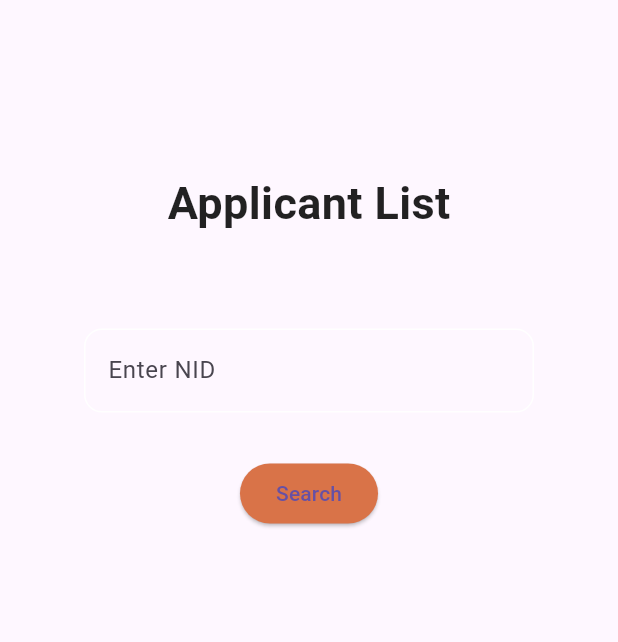
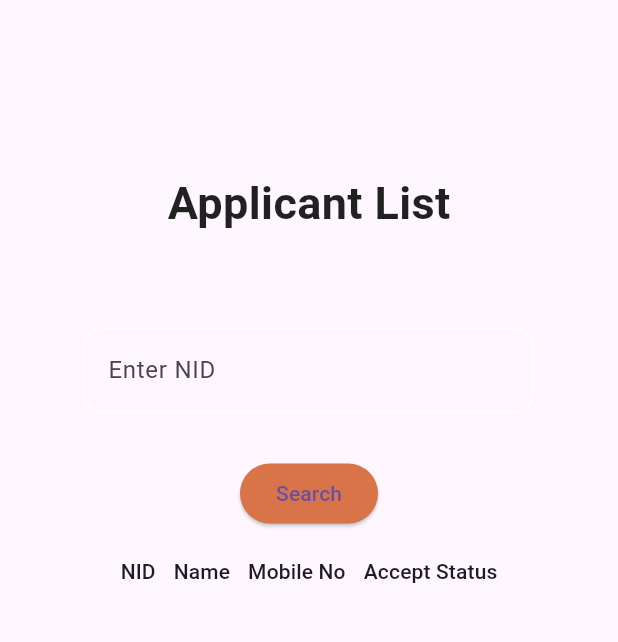
Before and after one commit to Taseen23/Applications_Managment_System, a Flutter app: the FinalSelection screen opened by its route, after a tap on "Search", on a phone screen of 412 x 824 dp, the part 63-705 px from its top. Run offline on Flutter 3.47's test engine with Material 3 defaults, Android fonts, the light colour scheme and no system bars; our stand-ins replace carousel_slider, cloud_firestore, firebase_auth, firebase_core, firebase_storage, get and 1 more; accounts and stored records are empty; network calls fail.

Commit message:
Applicant Design

```diff
--- a/lib/dashboard_screen.dart
+++ b/lib/dashboard_screen.dart
@@ -10,7 +10,7 @@ class DashboardScreen extends StatelessWidget {
       'assists/images/image1.jpg',
       'assists/images/image2.jpg',
       'assists/images/image3.jpg',
-      // Add more image asset paths as needed
+
     ];
     Map<String, double> dataMap = {
       "ইউনিয়ন": 400,
@@ -76,7 +76,7 @@ class DashboardScreen extends StatelessWidget {
                         child: Image.asset(
                             "assists/images/govlogo.png",
                             width: 75,
-                            height: 60,
+                            height: 65,
                             fit:BoxFit.fill)),
                     const SizedBox(
                       width: 15,
@@ -91,6 +91,7 @@ class DashboardScreen extends StatelessWidget {
                     const SizedBox(
                       width: 15,
                     ),
+                    Text(""),
 
 
                   ]
--- a/lib/database.dart
+++ b/lib/database.dart
@@ -4,11 +4,12 @@ import 'package:firebase_storage/firebase_storage.dart';
 import 'package:flutter/cupertino.dart';
 
 class DatabaseMetgods {
+  String selectedOption = 'Accept';
   FirebaseAuth auth = FirebaseAuth.instance;
   DocumentSnapshot? myDocument;
   //String? downloadURL;
 
-  Future addUserDetails(Map<String, dynamic> userinfoMap) async {
+  Future addApplicantDetails(Map<String, dynamic> userinfoMap) async {
     return await FirebaseFirestore.instance
         .collection("Applicant")
         .doc()
@@ -39,8 +40,17 @@ class DatabaseMetgods {
           myDocument = event;
     });
   }
-
-
-
-
+  void _storeDataToBeneficiaryTable(Map<String, dynamic> applicantData) {
+    // Store the selected applicant data in the "Beneficiary" table
+    FirebaseFirestore.instance.collection('Beneficiary').add({
+      'NID': applicantData['NID'],
+      'Name': applicantData['Name'],
+      'AcceptStatus': selectedOption,
+    }).then((value) {
+      // Perform any additional actions after storing data if needed
+      print('Data stored successfully in Beneficiary table');
+    }).catchError((error) {
+      print('Error storing data in Beneficiary table: $error');
+    });
+  }
 }
--- a/lib/userpages/application.dart
+++ b/lib/userpages/application.dart
@@ -36,7 +36,7 @@ class _ApplicationState extends State<Application> {
  */
 
 
-  uploaduserinfo() async {
+  addApplicantDetails() async {
     Map<String, dynamic> uploaduserinfo = {
       "NID": nidController.text.trim(),
       "Date Of Birth": dobController.text.trim(),
@@ -66,7 +66,7 @@ class _ApplicationState extends State<Application> {
       "Account Name": accountnameController.text,
       "Account No": accountnoController.text,
     };
-    await DatabaseMetgods().addUserDetails(uploaduserinfo);
+    await DatabaseMetgods().addApplicantDetails(uploaduserinfo);
   }
 
   TextEditingController nidController = TextEditingController();
@@ -661,7 +661,7 @@ class _ApplicationState extends State<Application> {
                   alignment: Alignment.center,
                   child: ElevatedButton(
                     onPressed: () {
-                      uploaduserinfo();
+                      addApplicantDetails();
                       showDialog(context: context, builder: (context) {
                         return AlertDialog(
                           title: Text(
--- a/lib/userpages/final_selection.dart
+++ b/lib/userpages/final_selection.dart
@@ -1,7 +1,32 @@
+import 'package:cloud_firestore/cloud_firestore.dart';
 import 'package:flutter/material.dart';
 
-class FinalSelection extends StatelessWidget {
+class FinalSelection extends StatefulWidget {
 
+
+  @override
+  State<FinalSelection> createState() => _FinalSelectionState();
+}
+
+class _FinalSelectionState extends State<FinalSelection> {
+  TextEditingController _nidController = TextEditingController();
+  Query? _query;
+  late FirebaseFirestore _firestore;
+  late CollectionReference _usersCollection;
+
+  @override
+  void initState() {
+    super.initState();
+    _firestore = FirebaseFirestore.instance;
+    _usersCollection = _firestore.collection('Applicant');
+    //_updateQuery();
+    _query = _usersCollection.orderBy('nid');
+  }
+  void _updateQuery() {
+    setState(() {
+      _query = _usersCollection.where('NID', isEqualTo: _nidController.text).limit(1);
+    });
+  }
 
   @override
   Widget build(BuildContext context) {
@@ -58,7 +83,7 @@ class FinalSelection extends StatelessWidget {
                           child: TextFormField
                           //Padding(padding: Size.fromWidth(20), Size.fromHeight(30),
                             (
-                            // controller: _firstnameController,
+                             controller: _nidController,
                             decoration: InputDecoration(
                               enabledBorder: OutlineInputBorder(
                                   borderSide: BorderSide(color: Colors.white),
@@ -78,6 +103,7 @@ class FinalSelection extends StatelessWidget {
 
                           child: ElevatedButton(
                             onPressed: () {
+                              _updateQuery();
                               //     searchApplicant(textController.text);
                               /*
 
@@ -99,6 +125,55 @@ class FinalSelection extends StatelessWidget {
                             ),
 
                           ),
+
+                        ),
+                        if(_query!=null)
+                        StreamBuilder(
+
+                          stream: _query!.snapshots(),
+                          builder: (context, AsyncSnapshot<QuerySnapshot> snapshot) {
+                            if (snapshot.connectionState == ConnectionState.waiting) {
+                              return CircularProgressIndicator();
+                            } else if (snapshot.hasError) {
+                              return Text('Error: ${snapshot.error}');
+                            } else {
+                              List<DataRow> rows = snapshot.data!.docs.map((DocumentSnapshot document) {
+                                Map<String, dynamic> data = document.data() as Map<String, dynamic>;
+
+                                return DataRow(
+                                  cells: [
+                                    DataCell(Text(data['NID'])),
+                                    DataCell(Text(data['Name'])),
+                                //    DataCell(Text(data['Payment Mode'])),
+                                    DataCell(Text(data['Mobile No'])),
+                                    DataCell(
+                                      ElevatedButton(
+                                        onPressed: () {
+                                          // Handle accept status button click
+                                          // You can add your logic to update the accept status here
+                                        },
+                                        child: Text('Accept'),
+                                      ),
+                                    ),
+                                  ],
+                                );
+                              }).toList();
+
+                              return DataTable(
+                                columns: [
+
+
+                                  DataColumn(label: Text('NID')),
+                                  DataColumn(label: Text('Name')),
+                                //  DataColumn(label: Text('Payment Mode')),
+                                  DataColumn(label: Text('Mobile No')),
+                                  DataColumn(label: Text('Accept Status')),
+                                ],
+                                rows: rows,
+                                columnSpacing: 12.0,
+                              );
+                            }
+                          },
                         ),
                       ]
                   )
```
